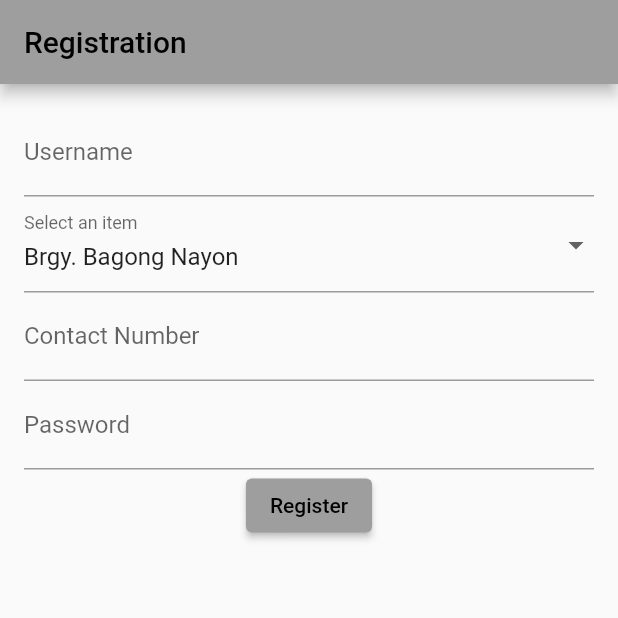
After one commit to Harukiiiiiii7/SIKLAB, a Flutter app: the RegisterPage screen opened directly, after a tap on "Register", on a phone screen of 412 x 824 dp, the top half of it. The commit adds this screen. Run offline on Flutter 3.47's test engine with Material 2 defaults, Android fonts, the phone set to English and light mode, and no system bars; our stand-ins replace connectivity, firebase_auth, firebase_core, firebase_messaging, fluttertoast, geocoding and 2 more; accounts and stored records are empty; network calls fail.

Commit message:
Connected register page in sign.dart

```diff
--- a/siklabproject/lib/main.dart
+++ b/siklabproject/lib/main.dart
@@ -5,6 +5,7 @@ import 'package:siklabproject/forgotPasswordPage.dart';
 //import 'package:siklabproject/hotlines.dart';
 import 'package:siklabproject/loginPage.dart';
 import 'package:siklabproject/signUpPage.dart';
+import 'package:siklabproject/sign.dart';
 //import 'package:siklabproject/userDashboard.dart';
 //import 'package:siklabproject/userReportPage.dart';
 //import 'package:siklabproject/userSettingsPage.dart';
@@ -37,7 +38,7 @@ class MyApp extends StatelessWidget {
         "/Home": (context) => const MyHomePage(),
         "/LoginPage": (context) => loginPage(),
         // "/UserDashboard": (context) => UserDashboard(),
-        "/SignUpPage": (context) => signUpPage(),
+        "/SignUpPage": (context) => sign(),
         // "/UserSettings": (context) => userSettingsPage(),
         "/ForgotPasswordPage": (context) => forgotPasswordPage(),
         // "/ReportFirePage": (context) => userReportPage(),
--- /dev/null
+++ b/siklabproject/lib/sign.dart
@@ -0,0 +1,134 @@
+import 'package:flutter/material.dart';
+import 'package:http/http.dart' as http;
+import 'dart:convert';
+import 'package:fluttertoast/fluttertoast.dart';
+
+class sign extends StatelessWidget {
+  @override
+  Widget build(BuildContext context) {
+    return MaterialApp(
+      home: RegisterPage(),
+    );
+  }
+}
+
+class RegisterPage extends StatefulWidget {
+  @override
+  _RegisterPageState createState() => _RegisterPageState();
+}
+
+class _RegisterPageState extends State<RegisterPage> {
+  TextEditingController usernameController = TextEditingController();
+  TextEditingController contactNumController = TextEditingController();
+  TextEditingController passwordController = TextEditingController();
+
+  Future<void> registerUser() async {
+    // Make an HTTP POST request to your PHP backend
+    final response = await http.post(
+      Uri.parse('https://siklabcentral.000webhostapp.com/index.php'),
+      body: {
+        'username': usernameController.text,
+        'barangay': barangay,
+        'contactNum': contactNumController.text,
+        'password': passwordController.text,
+      },
+    );
+
+    var data = json.decode(response.body);
+    if(data == "Error"){
+      Fluttertoast.showToast(
+        msg: "This user already exits!",
+        toastLength: Toast.LENGTH_SHORT,
+        gravity: ToastGravity.CENTER,
+        timeInSecForIosWeb: 1,
+        backgroundColor: Colors.red,
+        textColor: Colors.white,
+        fontSize: 16.0
+      );
+    }else{
+      Fluttertoast.showToast(
+        msg: "Registration Successful! Welcome!",
+        toastLength: Toast.LENGTH_SHORT,
+        gravity: ToastGravity.CENTER,
+        timeInSecForIosWeb: 1,
+        backgroundColor: Colors.green,
+        textColor: Colors.white,
+        fontSize: 16.0
+      );
+    }
+  }
+
+  List<String> items = ["Brgy. Bagong Nayon",
+    "Brgy. Beverly Hills",
+    "Brgy. Cupang",
+    "Brgy. Dalig",
+    "Brgy. Dela Paz",
+    "Brgy. Inarawan",
+    "Brgy. Mambugan",
+    "Brgy. Mayamot",
+    "Brgy. San Isidro",
+    "Brgy. San Jose",
+    "Brgy. San Luis",
+    "Brgy. San Roque",
+    "Brgy. Santa Cruz"];
+  String barangay = 'Brgy. Bagong Nayon'; // Initially selected item
+
+  @override
+  Widget build(BuildContext context) {
+    return Scaffold(
+      appBar: AppBar(title: Text('Registration')),
+      body: SingleChildScrollView(
+        padding: EdgeInsets.all(16.0),
+        child: Column(
+          children: [
+            TextField(
+              controller: usernameController,
+              decoration: InputDecoration(labelText: 'Username'),
+            ),
+            DropdownButtonFormField(
+
+              value: barangay,
+              onChanged: (String? newValue) {
+                setState(() {
+                  barangay = newValue ?? '';
+                });
+              },
+              items: items.map<DropdownMenuItem<String>>((String value) {
+                return DropdownMenuItem<String>(
+                  value: value,
+                  child: Text(value), // Provide a child Text widget here
+                );
+              }).toList(),
+              decoration: InputDecoration(
+                labelText: 'Select an item',
+              ),
+            ),
+            TextField(
+              controller: contactNumController,
+              decoration: InputDecoration(labelText: 'Contact Number'),
+            ),
+            TextField(
+              controller: passwordController,
+              obscureText: true,
+              decoration: InputDecoration(labelText: 'Password'),
+            ),
+            ElevatedButton(
+              onPressed: (){
+                if(barangay != null){
+                  registerUser();
+                }else{
+                  print('Please select an barangay.');
+                }
+                debugPrint("Name: ${usernameController.text}");
+                debugPrint("Barangay: $barangay");
+                debugPrint("Mobile Number: ${contactNumController.text}");
+                debugPrint("Password: ${passwordController.text}");
+              },
+              child: Text('Register'),
+            ),
+          ],
+        ),
+      ),
+    );
+  }
+}
--- a/siklabproject/pubspec.yaml
+++ b/siklabproject/pubspec.yaml
@@ -50,6 +50,7 @@ dependencies:
   connectivity: ^3.0.6
 
   pinput: ^2.3.0
+  fluttertoast: ^8.2.2
 
   # removed dependency overrides
 
```
Also changed, not shown: siklabproject/pubspec.lock.
